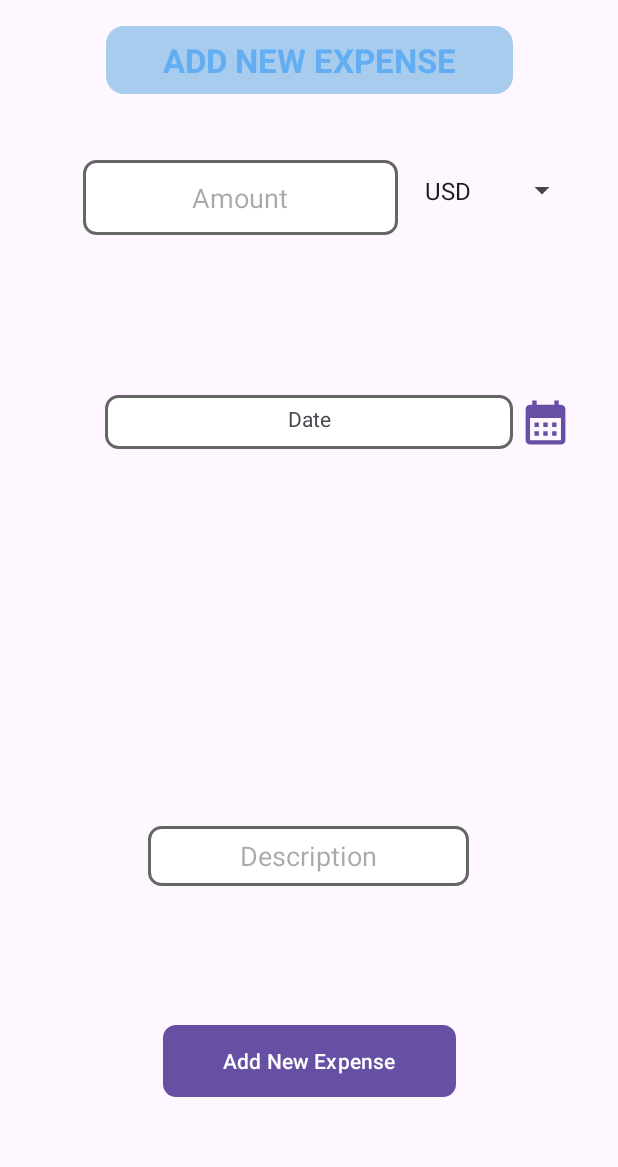
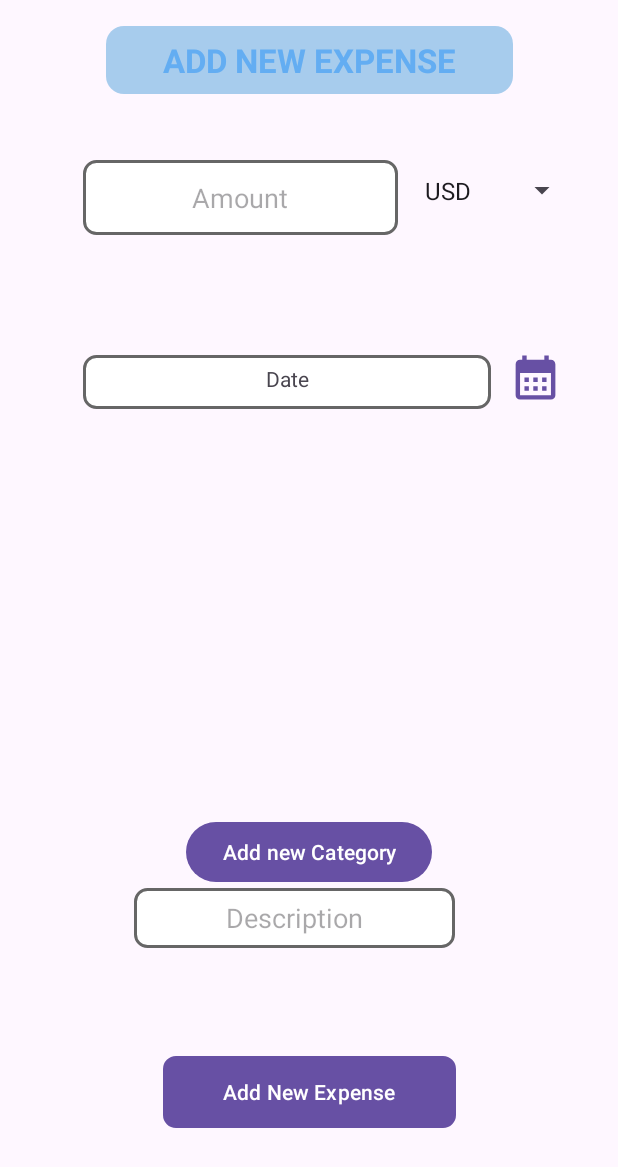
Before and after one commit to MertYigit0/BudgetManager, an Android app: the layout fragment_add_expense.xml on its own in the app's theme, with its tools: preview values and no code run, on a phone screen of 412 x 824 dp. Shown: the top 1167 px of the screen. Run offline under Robolectric (Android 15) with nearby library versions, the phone set to English and light mode, and no system bars.

Commit message:
category add

```diff
--- a/app/src/main/res/layout/fragment_add_expense.xml
+++ b/app/src/main/res/layout/fragment_add_expense.xml
@@ -23,23 +23,12 @@
         app:layout_constraintTop_toTopOf="parent"
         app:layout_constraintVertical_bias="0.138" />
 
-    <com.google.android.material.button.MaterialButtonToggleGroup
-        android:id="@+id/toggleButtonGroup"
-        android:layout_width="350dp"
-        android:layout_height="135dp"
-        app:layout_constraintBottom_toBottomOf="parent"
-        app:layout_constraintEnd_toEndOf="parent"
-        app:layout_constraintStart_toStartOf="parent"
-        app:layout_constraintTop_toTopOf="parent"
-        app:singleSelection="true">
-
-
-    </com.google.android.material.button.MaterialButtonToggleGroup>
 
     <EditText
         android:id="@+id/editTextText"
         android:layout_width="214dp"
         android:layout_height="40dp"
+        android:layout_marginBottom="192dp"
         android:background="@drawable/shape"
         android:ems="10"
         android:hint="Description"
@@ -47,10 +36,8 @@
         android:textAlignment="center"
         app:layout_constraintBottom_toBottomOf="parent"
         app:layout_constraintEnd_toEndOf="parent"
-        app:layout_constraintHorizontal_bias="0.497"
-        app:layout_constraintStart_toStartOf="parent"
-        app:layout_constraintTop_toBottomOf="@+id/toggleButtonGroup"
-        app:layout_constraintVertical_bias="0.233" />
+        app:layout_constraintHorizontal_bias="0.451"
+        app:layout_constraintStart_toStartOf="parent" />
 
     <Button
         android:id="@+id/addButton"
@@ -79,25 +66,28 @@
         android:id="@+id/dateTextView"
         android:layout_width="272dp"
         android:layout_height="36dp"
-        android:layout_marginBottom="45dp"
+        android:layout_marginTop="80dp"
         android:background="@drawable/shape"
         android:padding="6dp"
         android:text="Date"
         android:textAlignment="center"
-        app:layout_constraintBottom_toTopOf="@+id/toggleButtonGroup"
         app:layout_constraintEnd_toEndOf="parent"
-        app:layout_constraintStart_toStartOf="parent" />
+        app:layout_constraintHorizontal_bias="0.395"
+        app:layout_constraintStart_toStartOf="parent"
+        app:layout_constraintTop_toBottomOf="@+id/amountEditText" />
 
     <Button
         android:id="@+id/selectDateButton"
         android:layout_width="35dp"
         android:layout_height="35dp"
-        android:layout_marginStart="4dp"
-        android:layout_marginBottom="45dp"
+        android:layout_marginStart="12dp"
+        android:layout_marginTop="84dp"
         android:background="@drawable/baseline_calendar_month_24"
         android:text="Button"
-        app:layout_constraintBottom_toTopOf="@+id/toggleButtonGroup"
-        app:layout_constraintStart_toEndOf="@+id/dateTextView" />
+        app:layout_constraintEnd_toEndOf="parent"
+        app:layout_constraintHorizontal_bias="0.0"
+        app:layout_constraintStart_toEndOf="@+id/dateTextView"
+        app:layout_constraintTop_toBottomOf="@+id/currencySpinner" />
 
     <TextView
         android:id="@+id/textView11"
@@ -117,4 +107,43 @@
         app:layout_constraintTop_toTopOf="parent"
         app:layout_constraintVertical_bias="0.033" />
 
+    <Button
+        android:id="@+id/addCategoryButton"
+        android:layout_width="wrap_content"
+        android:layout_height="wrap_content"
+        android:text="Add new Category"
+        app:layout_constraintBottom_toTopOf="@+id/editTextText"
+        app:layout_constraintEnd_toEndOf="parent"
+        app:layout_constraintStart_toStartOf="parent"
+         />
+
+    <HorizontalScrollView
+        android:layout_width="392dp"
+        android:layout_height="118dp"
+        android:layout_marginTop="72dp"
+        app:layout_constraintEnd_toEndOf="parent"
+        app:layout_constraintHorizontal_bias="0.473"
+        app:layout_constraintStart_toStartOf="parent"
+        app:layout_constraintTop_toBottomOf="@+id/dateTextView">
+
+
+        <com.google.android.material.button.MaterialButtonToggleGroup
+
+            android:id="@+id/toggleButtonGroup"
+            android:layout_width="350dp"
+            android:layout_height="135dp"
+            android:layout_marginTop="20dp"
+            app:layout_constraintBottom_toBottomOf="parent"
+            app:layout_constraintEnd_toEndOf="parent"
+            app:layout_constraintHorizontal_bias="0.573"
+            app:layout_constraintStart_toStartOf="parent"
+            app:layout_constraintTop_toTopOf="parent"
+            app:layout_constraintVertical_bias="0.51"
+            app:singleSelection="true">
+
+        </com.google.android.material.button.MaterialButtonToggleGroup>
+
+
+    </HorizontalScrollView>
+
 </androidx.constraintlayout.widget.ConstraintLayout>
--- a/app/src/main/res/layout/fragment_expense.xml
+++ b/app/src/main/res/layout/fragment_expense.xml
@@ -42,14 +42,14 @@
 
             <com.github.mikephil.charting.charts.PieChart
                 android:id="@+id/expensePieChart"
-                android:layout_width="0dp"
-                android:layout_height="0dp"
+                android:layout_width="384dp"
+                android:layout_height="260dp"
                 app:layout_constraintBottom_toBottomOf="parent"
                 app:layout_constraintEnd_toEndOf="parent"
                 app:layout_constraintHorizontal_bias="0.489"
                 app:layout_constraintStart_toStartOf="parent"
                 app:layout_constraintTop_toTopOf="parent"
-                app:layout_constraintVertical_bias="0.168" >
+                app:layout_constraintVertical_bias="0.586" >
 
 
             </com.github.mikephil.charting.charts.PieChart>
--- /dev/null
+++ b/app/src/main/res/values/dimens.xml
@@ -0,0 +1,2 @@
+<?xml version="1.0" encoding="utf-8"?>
+<resources></resources>
```
Also changed, not shown: app/src/main/java/com/mertyigit0/budgetmanager/data/DatabaseHelper.kt (+9 -0 lines), app/src/main/java/com/mertyigit0/budgetmanager/ui/AddExpenseFragment.kt (+55 -1 lines).
